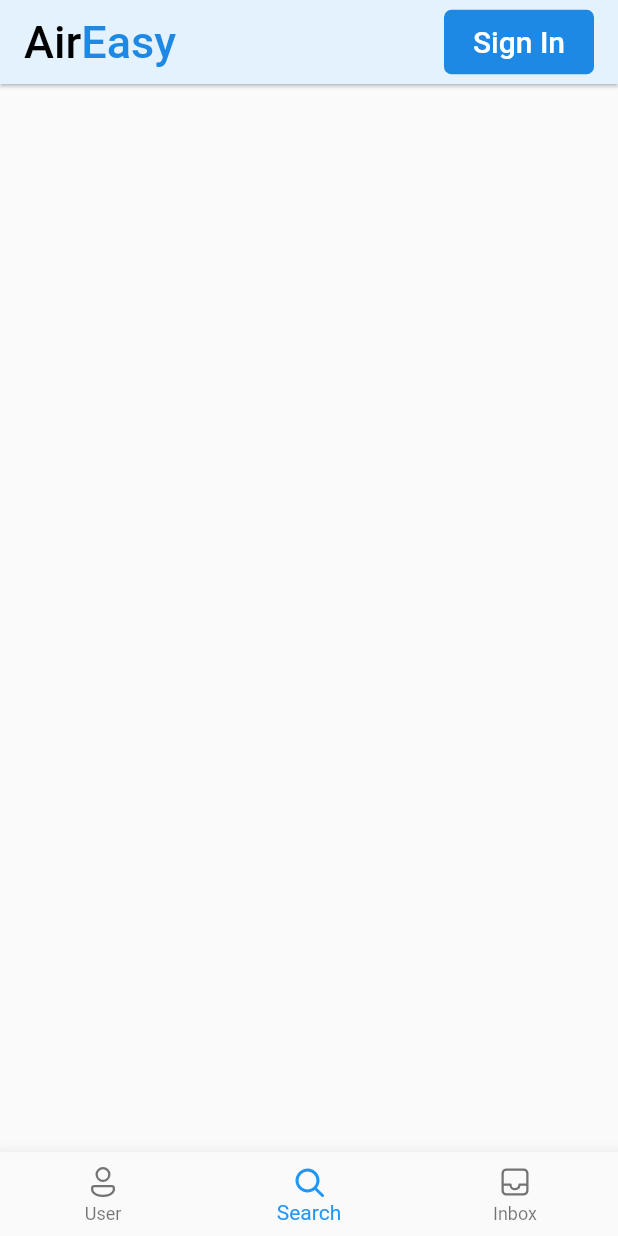
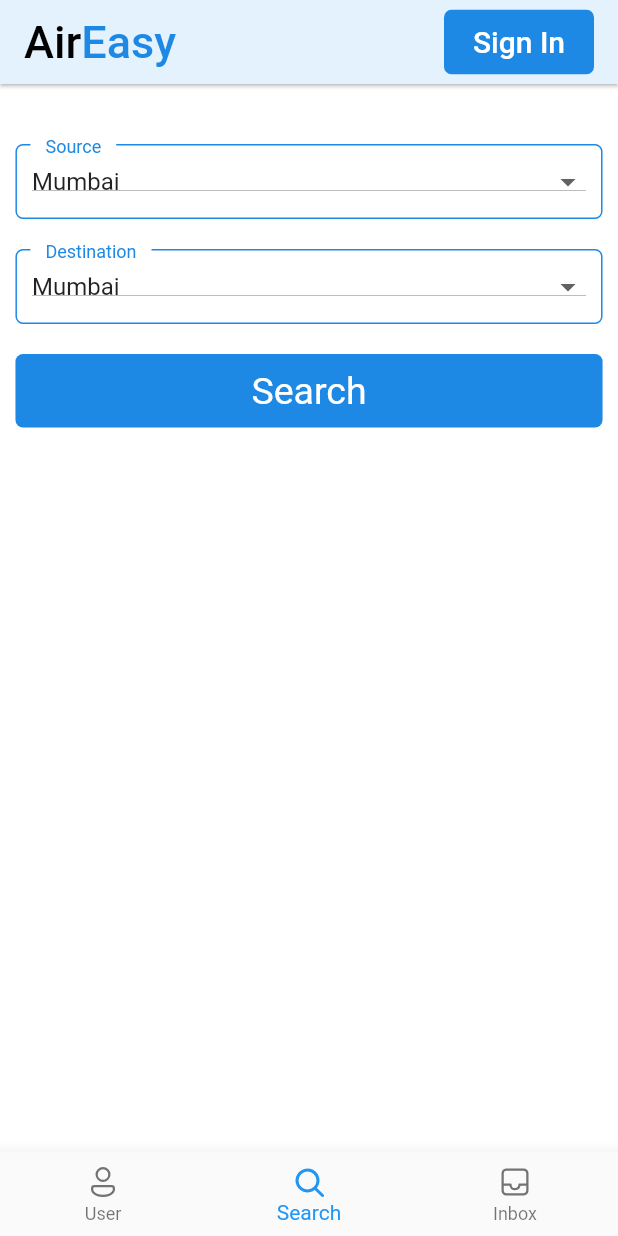
Before and after one commit to Vishal-Kamath/Flight-Booking-System-Flutter, a Flutter app: the screen it shows after launch, on a phone screen of 412 x 824 dp. Run offline on Flutter 3.47's test engine with Material 2 defaults, Android fonts, the phone set to English and light mode, and no system bars; our stand-ins replace fluentui_icons.

Commit message:
feat: search ,custom outline

```diff
--- a/lib/page/home.page.dart
+++ b/lib/page/home.page.dart
@@ -1,6 +1,10 @@
+import 'package:aireasy/page/signin.page.dart';
 import 'package:aireasy/screens/inbox.screen.dart';
 import 'package:aireasy/screens/search.screen.dart';
 import 'package:aireasy/screens/user.screen.dart';
+import 'package:aireasy/utils/styles.dart';
+import 'package:aireasy/widgets/custom_logo.widget.dart';
+import 'package:aireasy/widgets/cutom_buttom.widget.dart';
 import 'package:fluentui_icons/fluentui_icons.dart';
 import 'package:flutter/material.dart';
 
@@ -29,6 +33,30 @@ class _HomePageState extends State<HomePage> {
   @override
   Widget build(BuildContext context) {
     return Scaffold(
+      appBar: AppBar(
+        backgroundColor: Styles.navColor,
+        elevation: 1,
+        title: Row(
+            mainAxisAlignment: MainAxisAlignment.spaceBetween,
+            crossAxisAlignment: CrossAxisAlignment.center,
+            children: [
+              const Logo(
+                fontSize: 30,
+                mainAxisAlignment: MainAxisAlignment.start,
+                crossAxisAlignment: CrossAxisAlignment.start,
+              ),
+              CustomButton(
+                onTapFunction: () {
+                  Navigator.pushNamed(context, SignInPage.routeName);
+                },
+                text: const Text(
+                  'Sign In',
+                  textAlign: TextAlign.center,
+                ),
+                width: 100,
+              )
+            ]),
+      ),
       body: screens[_selectedPageIndex],
       bottomNavigationBar: BottomNavigationBar(
           elevation: 10,
--- a/lib/page/signup.page.dart
+++ b/lib/page/signup.page.dart
@@ -1,4 +1,5 @@
 import 'package:aireasy/utils/styles.dart';
+import 'package:aireasy/widgets/custom_dropdown.widget.dart';
 import 'package:aireasy/widgets/custom_logo.widget.dart';
 import 'package:aireasy/widgets/custom_textfield.widget.dart';
 import 'package:aireasy/widgets/custom_container.widget.dart';
@@ -80,10 +81,8 @@ class _SignUpPageState extends State<SignUpPage> {
                     const SizedBox(
                       height: 10,
                     ),
-                    CustomTextField(
-                        passwordField: false,
-                        controller: _genderController,
-                        hintText: 'gender'),
+                    const CustomDropdown(
+                        list: ['Male', 'Female', 'Others'], title: 'gender'),
                     const SizedBox(
                       height: 10,
                     ),
@@ -167,7 +166,7 @@ class _SignUpPageState extends State<SignUpPage> {
                 const Text('already have an account? '),
                 TextButton(
                     onPressed: () {
-                      Navigator.pushNamed(context, SignUpPage.routeName);
+                      Navigator.pop(context);
                     },
                     child: Text('Sign In'))
               ]),
--- a/lib/screens/inbox.screen.dart
+++ b/lib/screens/inbox.screen.dart
@@ -10,6 +10,8 @@ class InboxScreen extends StatefulWidget {
 class _InboxScreenState extends State<InboxScreen> {
   @override
   Widget build(BuildContext context) {
-    return Container();
+    return Container(
+      child: Center(child: Text('Inbox')),
+    );
   }
 }
--- a/lib/screens/search.screen.dart
+++ b/lib/screens/search.screen.dart
@@ -1,8 +1,18 @@
-import 'package:aireasy/page/signin.page.dart';
 import 'package:aireasy/utils/styles.dart';
-import 'package:aireasy/widgets/custom_logo.widget.dart';
+import 'package:aireasy/widgets/custom_dropdown.widget.dart';
 import 'package:aireasy/widgets/cutom_buttom.widget.dart';
 import 'package:flutter/material.dart';
+
+const List<String> FlightList = [
+  'Mumbai',
+  'New Delhi',
+  'Pune',
+  'Hyderabad',
+  'Kolkata',
+  'Chennai',
+  'Goa',
+  'Bengaluru'
+];
 
 class SearchScreen extends StatefulWidget {
   const SearchScreen({super.key});
@@ -14,30 +24,35 @@ class SearchScreen extends StatefulWidget {
 class _SearchScreenState extends State<SearchScreen> {
   @override
   Widget build(BuildContext context) {
+    double width = MediaQuery.of(context).size.width;
     return Scaffold(
-        appBar: AppBar(
-      backgroundColor: Styles.navColor,
-      elevation: 1,
-      title: Row(
-          mainAxisAlignment: MainAxisAlignment.spaceBetween,
-          crossAxisAlignment: CrossAxisAlignment.center,
+      backgroundColor: Styles.light,
+      body: ListView(
+          padding:
+              EdgeInsets.symmetric(vertical: 30, horizontal: width * 0.025),
           children: [
-            const Logo(
-              fontSize: 30,
-              mainAxisAlignment: MainAxisAlignment.start,
-              crossAxisAlignment: CrossAxisAlignment.start,
+            const CustomDropdown(
+              list: FlightList,
+              title: 'Source',
+            ),
+            const SizedBox(
+              height: 10,
+            ),
+            const CustomDropdown(
+              list: FlightList,
+              title: 'Destination',
+            ),
+            const SizedBox(
+              height: 20,
             ),
             CustomButton(
-              onTapFunction: () {
-                Navigator.pushNamed(context, SignInPage.routeName);
-              },
-              text: const Text(
-                'Sign In',
-                textAlign: TextAlign.center,
-              ),
-              width: 100,
-            )
+                onTapFunction: () {},
+                text: Text(
+                  'Search',
+                  textAlign: TextAlign.center,
+                  style: TextStyle(color: Styles.light, fontSize: 25),
+                ))
           ]),
-    ));
+    );
   }
 }
--- a/lib/screens/user.screen.dart
+++ b/lib/screens/user.screen.dart
@@ -10,6 +10,8 @@ class UserScreen extends StatefulWidget {
 class _UserScreenState extends State<UserScreen> {
   @override
   Widget build(BuildContext context) {
-    return Container();
+    return Container(
+      child: Center(child: Text('User')),
+    );
   }
 }
--- /dev/null
+++ b/lib/widgets/custom_dropdown.widget.dart
@@ -0,0 +1,49 @@
+import 'package:aireasy/utils/styles.dart';
+import 'package:aireasy/widgets/custom_outline.widget.dart';
+import 'package:flutter/material.dart';
+
+class CustomDropdown extends StatefulWidget {
+  final List<String> list;
+  final String title;
+  const CustomDropdown({super.key, required this.list, required this.title});
+
+  @override
+  State<CustomDropdown> createState() => _CustomDropdownState();
+}
+
+class _CustomDropdownState extends State<CustomDropdown> {
+  late List<String> list = widget.list;
+  late String selected;
+
+  @override
+  void initState() {
+    // TODO: implement initState
+    super.initState();
+    setState(() {
+      selected = list[0];
+    });
+  }
+
+  void dropDownChange(String? value) {
+    if (value is String) {
+      setState(() {
+        selected = value;
+      });
+    }
+  }
+
+  @override
+  Widget build(BuildContext context) {
+    return CustomOutline(
+        child: DropdownButton(
+          elevation: 0,
+          isExpanded: true,
+          value: selected,
+          onChanged: dropDownChange,
+          items: list.map((String item) {
+            return DropdownMenuItem(value: item, child: Text(item));
+          }).toList(),
+        ),
+        title: widget.title);
+  }
+}
--- /dev/null
+++ b/lib/widgets/custom_outline.widget.dart
@@ -0,0 +1,39 @@
+import 'package:aireasy/utils/styles.dart';
+import 'package:flutter/material.dart';
+
+class CustomOutline extends StatelessWidget {
+  final String title;
+  final Widget child;
+  const CustomOutline({super.key, required this.title, required this.child});
+
+  @override
+  Widget build(BuildContext context) {
+    return Stack(
+      children: [
+        Container(
+          width: double.infinity,
+          height: 50,
+          margin: EdgeInsets.only(top: 10),
+          padding: EdgeInsets.all(10),
+          decoration: BoxDecoration(
+            border: Border.all(color: Styles.primaryBlueColor, width: 1),
+            borderRadius: BorderRadius.circular(5),
+          ),
+          child: child,
+        ),
+        Positioned(
+          left: 10,
+          top: 5,
+          child: Container(
+            padding: EdgeInsets.only(bottom: 10, left: 10, right: 10),
+            color: Styles.light,
+            child: Text(
+              title,
+              style: TextStyle(color: Styles.primaryBlueColor, fontSize: 12),
+            ),
+          ),
+        ),
+      ],
+    );
+  }
+}
--- a/lib/widgets/custom_textfield.widget.dart
+++ b/lib/widgets/custom_textfield.widget.dart
@@ -1,3 +1,4 @@
+import 'package:aireasy/widgets/custom_outline.widget.dart';
 import 'package:flutter/material.dart';
 
 class CustomTextField extends StatefulWidget {
@@ -18,29 +19,25 @@ class _CustomTextFieldState extends State<CustomTextField> {
   bool isObscure = true;
   @override
   Widget build(BuildContext context) {
-    return Container(
-      decoration: BoxDecoration(
-          border: Border.all(
-              width: 2, color: const Color.fromRGBO(227, 242, 253, 1)),
-          borderRadius: const BorderRadius.only(
-              topLeft: Radius.circular(5), topRight: Radius.circular(5))),
+    return CustomOutline(
+        title: widget.hintText,
         child: TextField(
           obscureText: widget.passwordField ? isObscure : false,
           controller: widget.controller,
           decoration: InputDecoration(
+              border: InputBorder.none,
               fillColor: Colors.white,
               filled: true,
-            hintText: widget.hintText,
               suffixIcon: widget.passwordField
                   ? TextButton(
-                    child: isObscure ? Text('Show') : Text('Hide'),
+                      child:
+                          isObscure ? const Text('Show') : const Text('Hide'),
                       onPressed: () {
                         setState(() {
                           isObscure = !isObscure;
                         });
                       })
                   : null),
-      ),
-    );
+        ));
   }
 }
```
Lines whose indentation alone changed are shown as unchanged.
